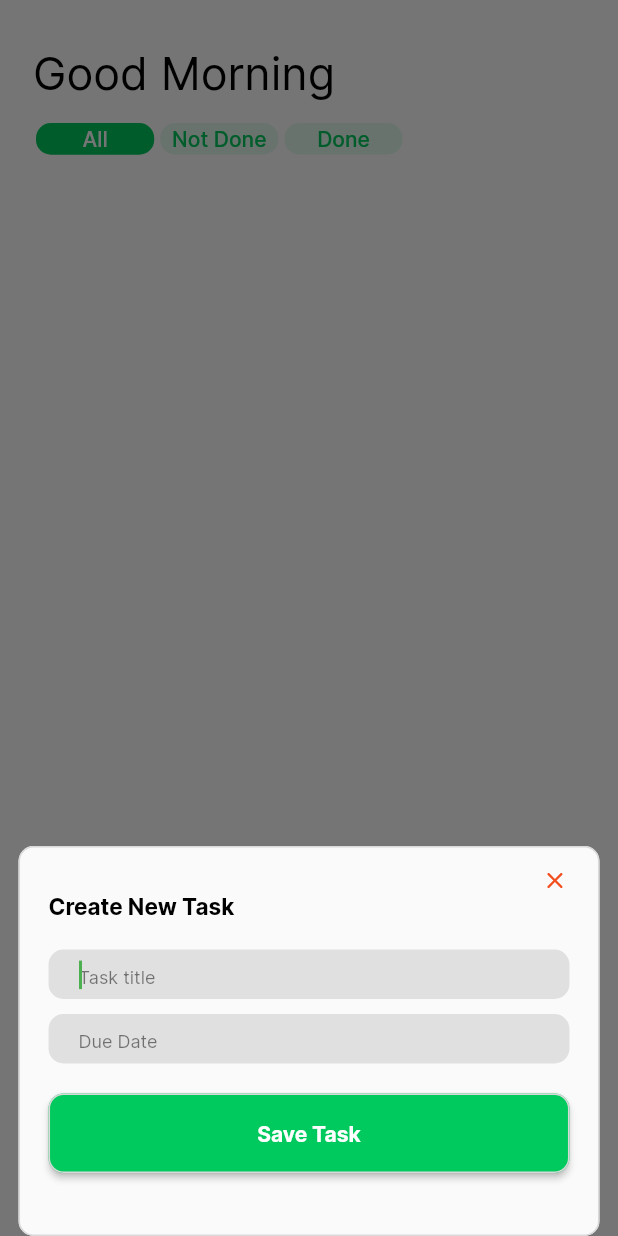
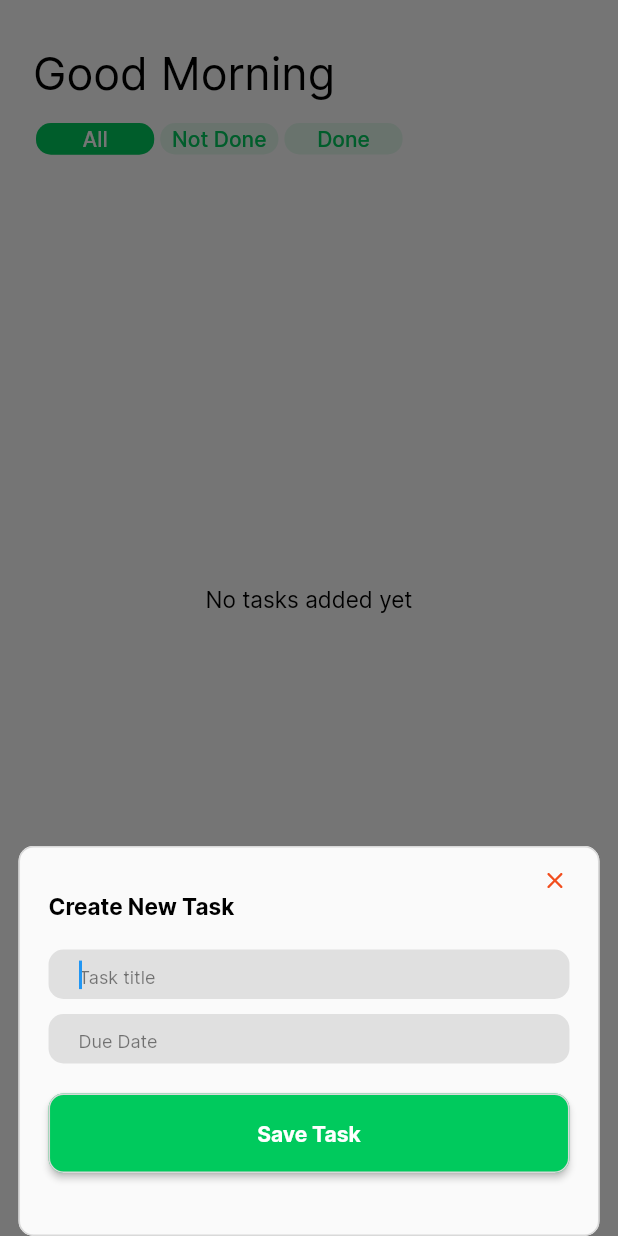
Before and after one commit to Ala2Adel/Task-management-app, a Flutter app: the screen it shows after launch, after a tap on "Create Task", on a phone screen of 412 x 824 dp. Run offline on Flutter 3.47's test engine with Material 2 defaults, Android fonts, the phone set to English and light mode, and no system bars; our stand-ins replace cloud_firestore, equatable, firebase_core, flutter_bloc, flutter_svg; accounts and stored records are empty.

Commit message:
create firebase service, add firebase, firestore
-create firebase service class
- added firebase, firestore
- added google services files
- update tasks bloc

```diff
--- a/lib/blocs/tasks_event.dart
+++ b/lib/blocs/tasks_event.dart
@@ -27,14 +27,14 @@ class UpdateTask extends TasksEvent {
 }
 
 // // delete task whether done or not
-class DeleteTask extends TasksEvent {
-  final TaskModel task;
-
-  const DeleteTask({required this.task});
-
-  @override
-  List<Object> get props => [task];
-}
+// class DeleteTask extends TasksEvent {
+//   final TaskModel task;
+//
+//   const DeleteTask({required this.task});
+//
+//   @override
+//   List<Object> get props => [task];
+// }
 
 class LoadTasks extends TasksEvent {
   final List<TaskModel> tasks;
--- a/lib/blocs/tasks_state.dart
+++ b/lib/blocs/tasks_state.dart
@@ -12,7 +12,7 @@ class TasksLoading extends TasksState {}
 class TasksLoaded extends TasksState {
   final List<TaskModel> allTasks;
 
-   const TasksLoaded({this.allTasks = const <TaskModel>[]});
+  const TasksLoaded({this.allTasks = const <TaskModel>[]});
 
   @override
   List<Object> get props => [allTasks];
@@ -21,5 +21,11 @@ class TasksLoaded extends TasksState {
 class TasksError extends TasksState {
   final String? message;
 
-   const TasksError(this.message);
+  const TasksError(this.message);
 }
+
+class TasksSuccess extends TasksState {
+  final String? message;
+
+  const TasksSuccess(this.message);
+}
--- a/lib/main.dart
+++ b/lib/main.dart
@@ -1,11 +1,15 @@
+import 'package:firebase_core/firebase_core.dart';
 import 'package:flutter/material.dart';
 import 'package:flutter_bloc/flutter_bloc.dart';
 import 'package:to_do_list/screens/tasks_screen.dart';
+import 'package:to_do_list/service/firestore_service.dart';
 import 'package:to_do_list/utils/constants.dart';
 
 import 'blocs/tasks_bloc.dart';
 
-void main() {
+Future<void> main() async {
+  WidgetsFlutterBinding.ensureInitialized();
+  await Firebase.initializeApp();
   runApp(const MyApp());
 }
 
@@ -15,12 +19,12 @@ class MyApp extends StatelessWidget {
   @override
   Widget build(BuildContext context) {
     return BlocProvider(
-      create: (context) => TasksBloc()..add(const LoadTasks()),
+      create: (context) => TasksBloc(FirestoreService())..add(const LoadTasks()),
       child: MaterialApp(
           debugShowCheckedModeBanner: false,
           color: Constants.whiteColor,
           theme: ThemeData(
-            primarySwatch: Colors.green,
+            // primarySwatch: Colors.green,
             fontFamily: 'Inter',
             tabBarTheme: TabBarTheme(
               unselectedLabelColor: Constants.primaryColor,
--- a/lib/models/task_model.dart
+++ b/lib/models/task_model.dart
@@ -1,23 +1,26 @@
 import 'package:equatable/equatable.dart';
 
 class TaskModel extends Equatable {
+  String? id;
   final String title;
   final String dueDate;
   bool? isDone;
   bool? isDeleted;
 
-  TaskModel({required this.title, required this.dueDate, this.isDone, this.isDeleted}) {
+  TaskModel({required this.title, required this.dueDate, this.isDone, this.isDeleted, this.id}) {
     isDone = isDone ?? false;
     isDeleted = isDeleted ?? false;
   }
 
   TaskModel copyWith({
+    String? id,
     String? title,
     String? dueDate,
     bool? isDone,
     bool? isDeleted,
   }) {
     return TaskModel(
+      id: id ?? this.id,
       title: title ?? this.title,
       dueDate: dueDate ?? this.dueDate,
       isDone: isDone ?? this.isDone,
@@ -27,6 +30,7 @@ class TaskModel extends Equatable {
 
   Map<String, dynamic> toMap() {
     return {
+      'id': id,
       'title': title,
       'dueDate': dueDate,
       'isDone': isDone,
@@ -34,11 +38,12 @@ class TaskModel extends Equatable {
     };
   }
 
-  factory TaskModel.fromMap(Map<String, dynamic> json) => TaskModel(
-      title: json['title'] ?? '',
-      dueDate: json['dueDate'] ?? '',
-      isDone: json['isDone'],
-      isDeleted: json['isDeleted']);
+  factory TaskModel.fromMap(Map<String, dynamic> json) =>
+      TaskModel(
+          title: json['title'] ?? '',
+          dueDate: json['dueDate'] ?? '',
+          isDone: json['isDone'],
+          isDeleted: json['isDeleted']);
 
   @override
   List<Object?> get props => [title, dueDate, isDone, isDeleted];
--- a/lib/screens/tasks_screen.dart
+++ b/lib/screens/tasks_screen.dart
@@ -1,13 +1,11 @@
 import 'package:flutter/material.dart';
 import 'package:flutter_bloc/flutter_bloc.dart';
-import 'package:to_do_list/models/task_model.dart';
 
 import '../blocs/tasks_bloc.dart';
 import '../utils/constants.dart';
 import '../widgets/add_task_dialog.dart';
 import '../widgets/custom_button.dart';
 import '../widgets/task.dart';
-import '../widgets/tasks_list.dart';
 
 class TasksScreen extends StatefulWidget {
   const TasksScreen({Key? key}) : super(key: key);
@@ -35,23 +33,27 @@ class _TasksScreenState extends State<TasksScreen> with TickerProviderStateMixin
       length: 3,
       vsync: this,
     );
+    BlocProvider.of<TasksBloc>(context).add(LoadTasks());
   }
 
   @override
   Widget build(BuildContext context) {
+    final TasksBloc _taskBloc = BlocProvider.of<TasksBloc>(context);
     return BlocBuilder<TasksBloc, TasksState>(
       builder: (context, state) {
-        late List<TaskModel> tasksList = [];
         if (state is TasksLoading) {
-          return const Center(child: CircularProgressIndicator());
+          return const Center(
+              child: CircularProgressIndicator(
+            color: Constants.primaryColor,
+            strokeWidth: 5,
+          ));
         } else if (state is TasksLoaded) {
-          tasksList = state.allTasks;
-        }
+          final tasksList = state.allTasks;
           return Scaffold(
               backgroundColor: Constants.whiteColor,
               appBar: AppBar(
                 toolbarHeight: 0,
-              // backgroundColor: AppColors.white,
+                backgroundColor: Constants.primaryColor,
               ),
               body: Padding(
                 padding: const EdgeInsets.symmetric(horizontal: 18.0),
@@ -116,7 +118,18 @@ class _TasksScreenState extends State<TasksScreen> with TickerProviderStateMixin
                       SizedBox(
                         height: MediaQuery.of(context).size.height * 0.7,
                         child: TabBarView(controller: _tabController, children: [
-                        TasksList(tasksList: tasksList),
+                          tasksList.isNotEmpty
+                              ? ListView.builder(
+                                  itemCount: tasksList.length,
+                                  itemBuilder: (context, index) {
+                                    return Task(task: tasksList[index]);
+                                  })
+                              : const Center(
+                                  child: Text('No tasks added yet',
+                                      style: TextStyle(
+                                          fontSize: 15,
+                                          color: Constants.blackColor,
+                                          fontWeight: FontWeight.normal))),
                           ListView.builder(
                               itemCount: tasksList.length,
                               itemBuilder: (context, index) {
@@ -132,12 +145,6 @@ class _TasksScreenState extends State<TasksScreen> with TickerProviderStateMixin
                                     : const SizedBox();
                               }),
                         ]),
-                      // Center(
-                      //     child: Text('No undone tasks',
-                      //         style: TextStyle(
-                      //             fontSize: 15,
-                      //             color: Constants.blackColor,
-                      //             fontWeight: FontWeight.normal)))
                       ),
                     ],
                   ),
@@ -165,6 +172,14 @@ class _TasksScreenState extends State<TasksScreen> with TickerProviderStateMixin
                   },
                 ),
               ));
+        } else if (state is TasksSuccess) {
+          _taskBloc.add(LoadTasks());
+          return Container();
+        } else if (state is TasksError) {
+          return Center(child: Text(state.message!));
+        } else {
+          return Container();
+        }
       },
     );
   }
--- a/lib/widgets/add_task_dialog.dart
+++ b/lib/widgets/add_task_dialog.dart
@@ -97,6 +97,7 @@ class _AddTaskDialogState extends State<AddTaskDialog> {
                 buttonTitle: 'Save Task',
                 onclick: () {
                   var newTask = TaskModel(
+                      id: DateTime.now().toString(),
                       title: taskTitleController.text,
                       dueDate: dueDateController.text,
                       isDone: false);
--- a/lib/widgets/tasks_list.dart
+++ /dev/null
@@ -1,22 +0,0 @@
-import 'package:flutter/material.dart';
-import 'package:to_do_list/widgets/task.dart';
-
-import '../models/task_model.dart';
-
-class TasksList extends StatelessWidget {
-  const TasksList({
-    Key? key,
-    required this.tasksList,
-  }) : super(key: key);
-
-  final List<TaskModel> tasksList;
-
-  @override
-  Widget build(BuildContext context) {
-    return ListView.builder(
-        itemCount: tasksList.length,
-        itemBuilder: (context, index) {
-          return Task(task: tasksList[index]);
-        });
-  }
-}
--- a/pubspec.yaml
+++ b/pubspec.yaml
@@ -13,6 +13,10 @@ dependencies:
   flutter_svg: ^1.1.6
   flutter_bloc: ^8.1.4
   equatable: ^2.0.5
+  cloud_firestore: ^0.14.0
+  firebase_core: ^0.5.3
+#  dio: ^4.0.0
+#  connectivity: ^3.0.3
 
 
 dev_dependencies:
```
Also changed, not shown: lib/blocs/tasks_bloc.dart (+60 -37 lines), lib/service/firestore_service.dart (added, +38 -0 lines), lib/widgets/task.dart (+16 -3 lines), pubspec.lock, 4 other files. Lines whose indentation alone changed are shown as unchanged.
